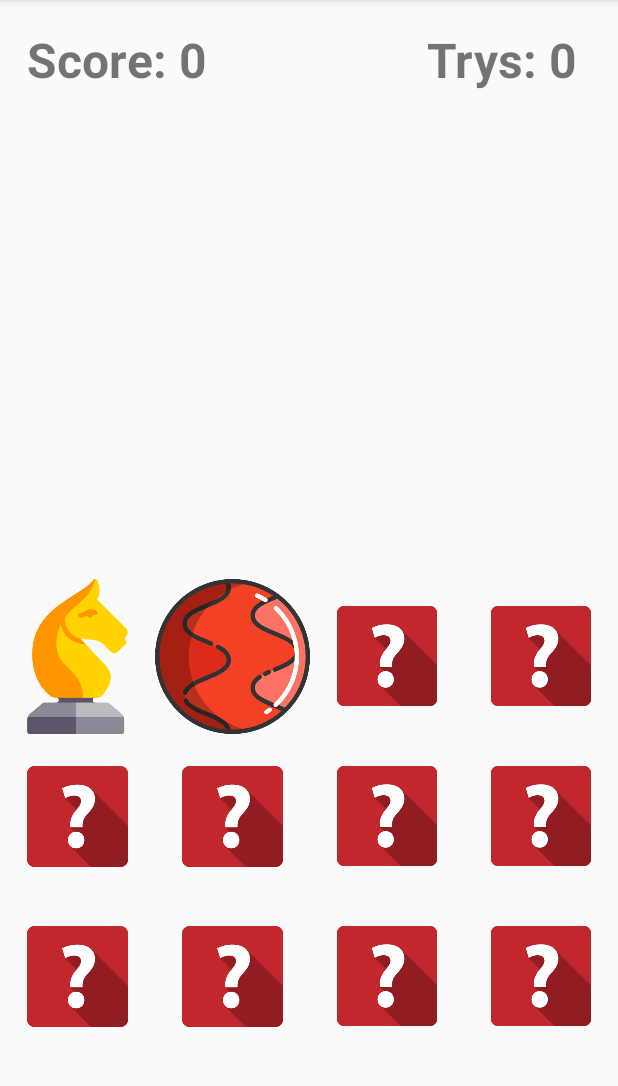
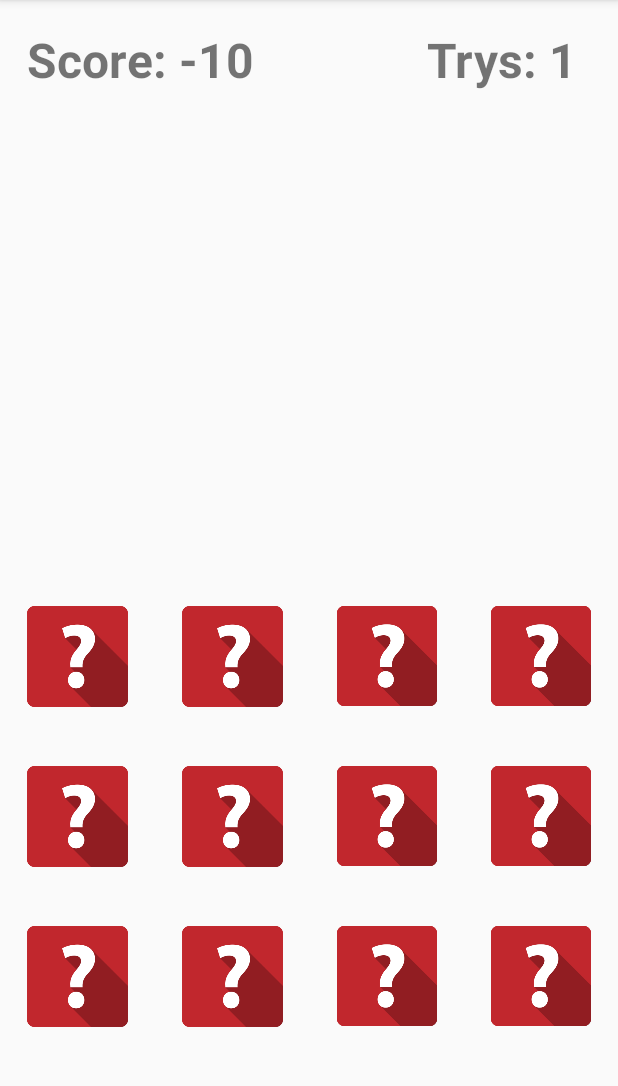
Before and after one commit to jcabey/FlipTheCard, an Android app: the Easy screen opened directly, with no data from a screen before it, after a tap on an icon or button, on a phone screen of 412 x 824 dp, the part 84-1170 px from its top. Run offline under Robolectric (Android 15) with nearby library versions, the phone set to English and light mode, and no system bars; 1 other tap on this screen came first.

Commit message:
**Finished the easy interface logic** **Added a shared preference to save highscore data** **Added documentation**
Signed-off-by: Chanuka Abeywickrama <jcabeywickrama37@gmail.com>

```diff
--- a/app/src/main/java/lk/sliit/flipthecard/Easy.java
+++ b/app/src/main/java/lk/sliit/flipthecard/Easy.java
@@ -1,6 +1,12 @@
 package lk.sliit.flipthecard;
 
+import android.content.Context;
+import android.content.DialogInterface;
+import android.content.Intent;
+import android.content.SharedPreferences;
+import android.database.Cursor;
 import android.media.Image;
+import android.support.v7.app.AlertDialog;
 import android.support.v7.app.AppCompatActivity;
 import android.os.Bundle;
 import android.view.View;
@@ -14,25 +20,41 @@ import java.util.logging.Handler;
 
 public class Easy extends AppCompatActivity {
 
+    Player player;
+
     TextView tv_score, tv_trys;
     ImageView iv11, iv12, iv13, iv14, iv21, iv22, iv23, iv24, iv31, iv32, iv33, iv34;
 
+    //Array to identify the images
     Integer[] cardArray = {101, 102, 103, 104, 105, 106, 201, 202, 203, 204, 205, 206};
 
+    //Actual images
     int image101, image102, image103, image104, image105, image106, image201, image202, image203, image204, image205, image206;
 
-    int firstCard, secondCard;
-    int clickedFirst, clickedSecond;
-    int cardNumber = 1;
+    private int firstCard, secondCard;
+    private int clickedFirst, clickedSecond;
+    private int cardNumber = 1;
 
-    int score = 0;
-    int trys = 0;
+    private  int easyHigh, normalHigh, hardHigh, timeTrialHigh;
+
+    private static final int DEFAULT = -9000;
 
 
     @Override
     protected void onCreate(Bundle savedInstanceState) {
         super.onCreate(savedInstanceState);
         setContentView(R.layout.activity_easy);
+
+        //Get the highscores from shared preferences
+        SharedPreferences sharedPreferences = getSharedPreferences("HighScore", Context.MODE_PRIVATE);
+        easyHigh = sharedPreferences.getInt("easy",DEFAULT);
+        normalHigh = sharedPreferences.getInt("normal",DEFAULT);
+        hardHigh = sharedPreferences.getInt("hard",DEFAULT);
+        timeTrialHigh = sharedPreferences.getInt("timetrial",DEFAULT);
+
+        //Initialize player class -- Values taken from shared preferences --
+        player = new Player(0,0,easyHigh,normalHigh,hardHigh,timeTrialHigh);
+
 
         tv_score = (TextView) findViewById(R.id.tv_score);
         tv_trys = (TextView) findViewById(R.id.tv_trys);
@@ -63,8 +85,8 @@ public class Easy extends AppCompatActivity {
         iv33.setTag("10");
         iv34.setTag("11");
 
-        //declare the images to their variables
-        setHiddenImages();
+        //This method sets the image resources to the above decalared interger varaibles
+        declareImageResources();
 
         //Shuffle the images
         Collections.shuffle(Arrays.asList(cardArray));
@@ -75,7 +97,7 @@ public class Easy extends AppCompatActivity {
             @Override
             public void onClick(View v) {
                 int theCard = Integer.parseInt((String) v.getTag());
-                doStuff(iv11, theCard);
+                imageViewClicked(iv11, theCard);
             }
         });
 
@@ -83,7 +105,7 @@ public class Easy extends AppCompatActivity {
             @Override
             public void onClick(View v) {
                 int theCard = Integer.parseInt((String) v.getTag());
-                doStuff(iv12, theCard);
+                imageViewClicked(iv12, theCard);
             }
         });
 
@@ -91,7 +113,7 @@ public class Easy extends AppCompatActivity {
             @Override
             public void onClick(View v) {
                 int theCard = Integer.parseInt((String) v.getTag());
-                doStuff(iv13, theCard);
+                imageViewClicked(iv13, theCard);
             }
         });
 
@@ -99,7 +121,7 @@ public class Easy extends AppCompatActivity {
             @Override
             public void onClick(View v) {
                 int theCard = Integer.parseInt((String) v.getTag());
-                doStuff(iv14, theCard);
+                imageViewClicked(iv14, theCard);
             }
         });
 
@@ -107,7 +129,7 @@ public class Easy extends AppCompatActivity {
             @Override
             public void onClick(View v) {
                 int theCard = Integer.parseInt((String) v.getTag());
-                doStuff(iv21, theCard);
+                imageViewClicked(iv21, theCard);
             }
         });
 
@@ -115,7 +137,7 @@ public class Easy extends AppCompatActivity {
             @Override
             public void onClick(View v) {
                 int theCard = Integer.parseInt((String) v.getTag());
-                doStuff(iv22, theCard);
+                imageViewClicked(iv22, theCard);
             }
         });
 
@@ -123,7 +145,7 @@ public class Easy extends AppCompatActivity {
             @Override
             public void onClick(View v) {
                 int theCard = Integer.parseInt((String) v.getTag());
-                doStuff(iv23, theCard);
+                imageViewClicked(iv23, theCard);
             }
         });
 
@@ -131,7 +153,7 @@ public class Easy extends AppCompatActivity {
             @Override
             public void onClick(View v) {
                 int theCard = Integer.parseInt((String) v.getTag());
-                doStuff(iv24, theCard);
+                imageViewClicked(iv24, theCard);
             }
         });
 
@@ -139,7 +161,7 @@ public class Easy extends AppCompatActivity {
             @Override
             public void onClick(View v) {
                 int theCard = Integer.parseInt((String) v.getTag());
-                doStuff(iv31, theCard);
+                imageViewClicked(iv31, theCard);
             }
         });
 
@@ -147,7 +169,7 @@ public class Easy extends AppCompatActivity {
             @Override
             public void onClick(View v) {
                 int theCard = Integer.parseInt((String) v.getTag());
-                doStuff(iv32, theCard);
+                imageViewClicked(iv32, theCard);
             }
         });
 
@@ -155,7 +177,7 @@ public class Easy extends AppCompatActivity {
             @Override
             public void onClick(View v) {
                 int theCard = Integer.parseInt((String) v.getTag());
-                doStuff(iv33, theCard);
+                imageViewClicked(iv33, theCard);
             }
         });
 
@@ -163,16 +185,48 @@ public class Easy extends AppCompatActivity {
             @Override
             public void onClick(View v) {
                 int theCard = Integer.parseInt((String) v.getTag());
-                doStuff(iv34, theCard);
+                imageViewClicked(iv34, theCard);
             }
         });
+        //End of listeners of the image views
 
     }
 
 
-    private void doStuff(ImageView iv, int card)
+    //This method sets the image resources to the above declared integer variables
+    private void  declareImageResources()
     {
-        //set the correct image to the correct image view
+        image101 = R.drawable.im101;
+        image102 = R.drawable.im102;
+        image103 = R.drawable.im103;
+        image104 = R.drawable.im104;
+        image105 = R.drawable.im105;
+        image106 = R.drawable.im106;
+        image201 = R.drawable.im201;
+        image202 = R.drawable.im202;
+        image203 = R.drawable.im203;
+        image204 = R.drawable.im204;
+        image205 = R.drawable.im205;
+        image206 = R.drawable.im206;
+
+    }
+
+
+    //This method runs when a image is been clicked
+    private void imageViewClicked(ImageView iv, int card)
+    {
+        //This method sets the correct hidden image to the correct image view
+        setImages(iv, card);
+
+        //This method checks which images are clicked and saves it to a temporary varaible
+        checkSelectedImage(iv,card);
+
+    }
+
+
+    //This method sets the correct image to the correct image view
+    private  void setImages(ImageView iv, int card)
+    {
         if(cardArray[card] == 101)
         {
             iv.setImageResource(image101);
@@ -220,7 +274,12 @@ public class Easy extends AppCompatActivity {
         {
             iv.setImageResource(image206);
         }
+    }
 
+
+    //This method checks which images are clicked and saves it to a temporary variable
+    private void checkSelectedImage(ImageView iv, int card)
+    {
         if (cardNumber == 1)
         {
             firstCard = cardArray[card];
@@ -243,6 +302,7 @@ public class Easy extends AppCompatActivity {
             cardNumber = 1;
             clickedSecond = card;
 
+            //Make the image views unclickable -- Enabled back after the imageMatch function --
             iv11.setEnabled(false);
             iv12.setEnabled(false);
             iv13.setEnabled(false);
@@ -261,17 +321,17 @@ public class Easy extends AppCompatActivity {
             handler.postDelayed(new Runnable() {
                 @Override
                 public void run() {
-                    calculate();
+                    imageMatch(); //This method checks if the selected images match each other and if match hides the matching pair
                 }
             },1000);
         }
-
     }
 
-    //check if the selected images are equal and if equal hide the matching pair
-    private void calculate()
+
+    //This method checks if the selected images match each other and if match hides the matching pair
+    private void imageMatch()
     {
-        if (clickedFirst == clickedSecond)
+        if (firstCard == secondCard)
         {
             if (clickedFirst == 0)
             {
@@ -370,26 +430,125 @@ public class Easy extends AppCompatActivity {
                 iv34.setVisibility(View.INVISIBLE);
             }
 
+            //Increase the score if match
+            player.increaseScore();
+            tv_score.setText("Score: " + player.getScore());
+
+            //Increase the no. of trys by 1
+            player.increaseTrys();
+            tv_trys.setText("Trys: " + player.getTrys());
+
+        }
+        else
+        {
+            //Decrease the score if doesn't match
+            player.decreaseScore();
+            tv_score.setText("Score: " + player.getScore());
+
+            //Increase the no. of trys by 1
+            player.increaseTrys();
+            tv_trys.setText("Trys: " + player.getTrys());
 
 
+            //If images does not match hide the viewed image --Sets the question mark image to all the image view--
+            iv11.setImageResource(R.drawable.question_mark_512);
+            iv12.setImageResource(R.drawable.question_mark_512);
+            iv13.setImageResource(R.drawable.question_mark_512);
+            iv14.setImageResource(R.drawable.question_mark_512);
+            iv21.setImageResource(R.drawable.question_mark_512);
+            iv22.setImageResource(R.drawable.question_mark_512);
+            iv23.setImageResource(R.drawable.question_mark_512);
+            iv24.setImageResource(R.drawable.question_mark_512);
+            iv31.setImageResource(R.drawable.question_mark_512);
+            iv32.setImageResource(R.drawable.question_mark_512);
+            iv33.setImageResource(R.drawable.question_mark_512);
+            iv34.setImageResource(R.drawable.question_mark_512);
+        }
+
+        //Make the image views clickable --Image views ae disabled when the two images were selected--
+        iv11.setEnabled(true);
+        iv12.setEnabled(true);
+        iv13.setEnabled(true);
+        iv14.setEnabled(true);
+        iv21.setEnabled(true);
+        iv22.setEnabled(true);
+        iv23.setEnabled(true);
+        iv24.setEnabled(true);
+        iv31.setEnabled(true);
+        iv32.setEnabled(true);
+        iv33.setEnabled(true);
+        iv34.setEnabled(true);
+
+        //This method checks whether the game is over
+        checkGameOver();
+
+    }
+
+
+    //This method checks whether all the images are matched which ends the game
+    private void checkGameOver()
+    {
+        if (iv11.getVisibility() == View.INVISIBLE &&
+                iv12.getVisibility() == View.INVISIBLE &&
+                iv13.getVisibility() == View.INVISIBLE &&
+                iv14.getVisibility() == View.INVISIBLE &&
+                iv21.getVisibility() == View.INVISIBLE &&
+                iv22.getVisibility() == View.INVISIBLE &&
+                iv23.getVisibility() == View.INVISIBLE &&
+                iv24.getVisibility() == View.INVISIBLE &&
+                iv31.getVisibility() == View.INVISIBLE &&
+                iv32.getVisibility() == View.INVISIBLE &&
+                iv33.getVisibility() == View.INVISIBLE &&
+                iv34.getVisibility() == View.INVISIBLE)
+        {
+
+            //check for highscore and if its highscore
+            if (player.getScore()>player.getHighEasy())
+            {
+                //if new highscore, update the easyHighscore value in shared preferences
+                SharedPreferences sharedPreferences = getSharedPreferences("HighScore", Context.MODE_PRIVATE);
+                SharedPreferences.Editor editor = sharedPreferences.edit();
+                editor.putInt("easy",player.getScore());
+                editor.apply();
+
+                //Show game over alert
+                showGameOverDialog("Game Over!!!\nNew Highscore: ","\nTrys: ");
+            }
+            else
+            {
+                //Show game over alert
+                showGameOverDialog("Game Over!!!\nYour Score: ", "\nTrys: ");
+            }
         }
     }
 
 
-    private void  setHiddenImages()
+    //This method shows an alert box if game is over
+    private void showGameOverDialog(String m1, String m2)
     {
-        image101 = R.drawable.im101;
-        image102 = R.drawable.im102;
-        image103 = R.drawable.im103;
-        image104 = R.drawable.im104;
-        image105 = R.drawable.im105;
-        image106 = R.drawable.im106;
-        image201 = R.drawable.im201;
-        image202 = R.drawable.im202;
-        image203 = R.drawable.im203;
-        image204 = R.drawable.im204;
-        image205 = R.drawable.im205;
-        image206 = R.drawable.im206;
+        AlertDialog.Builder alertDialogBuilder = new AlertDialog.Builder(Easy.this);
+        alertDialogBuilder
+                .setMessage(m1 + player.getScore() + m2 + player.getTrys())
+                .setCancelable(false)
+                .setPositiveButton("Restart", new DialogInterface.OnClickListener() {
+                    @Override
+                    public void onClick(DialogInterface dialog, int which) {
+                        Intent intent = new Intent(getApplicationContext(),Easy.class);
+                        startActivity(intent);
+                        finish();
+                    }
+                })
+                .setNegativeButton("Main Menu", new DialogInterface.OnClickListener() {
+                    @Override
+                    public void onClick(DialogInterface dialog, int which) {
+                        Intent intent = new Intent(getApplicationContext(),MainActivity.class);
+                        startActivity(intent);
+                        finish();
+                    }
+                });
 
+        AlertDialog alertDialog = alertDialogBuilder.create();
+        alertDialog.show();
     }
+
 }
--- a/app/src/main/java/lk/sliit/flipthecard/Player.java
+++ b/app/src/main/java/lk/sliit/flipthecard/Player.java
@@ -21,6 +21,14 @@ public class Player {
         return score;
     }
 
+    public void increaseScore() {
+        score = score + 10;
+    }
+
+    public void decreaseScore() {
+        score = score - 10;
+    }
+
     public void setScore(int score) {
         this.score = score;
     }
@@ -31,6 +39,10 @@ public class Player {
 
     public void setTrys(int trys) {
         this.trys = trys;
+    }
+
+    public void increaseTrys() {
+        trys++;
     }
 
     public int getHighEasy() {
--- a/app/src/main/res/layout/activity_easy.xml
+++ b/app/src/main/res/layout/activity_easy.xml
@@ -26,7 +26,7 @@
         android:layout_marginLeft="18dp"
         android:layout_marginStart="18dp"
         android:layout_marginTop="18dp"
-        android:text="@string/score"
+        android:text="Score: 0"
         android:textSize="32dp"
         android:textStyle="bold" />
 
@@ -40,7 +40,7 @@
         android:layout_alignParentRight="true"
         android:layout_marginEnd="27dp"
         android:layout_marginRight="27dp"
-        android:text="@string/trys"
+        android:text="Trys: 0"
         android:textSize="32dp"
         android:textStyle="bold" />
 
--- a/app/src/main/res/values/strings.xml
+++ b/app/src/main/res/values/strings.xml
@@ -1,5 +1,3 @@
 <resources>
     <string name="app_name">FlipTheCard</string>
-    <string name="score">Score: 0</string>
-    <string name="trys">Trys: 0</string>
 </resources>
```
Also changed, not shown: app/src/main/java/lk/sliit/flipthecard/MainActivity.java (+16 -0 lines), app/src/main/res/layout/activity_main.xml (+10 -2 lines), 21 other files.
